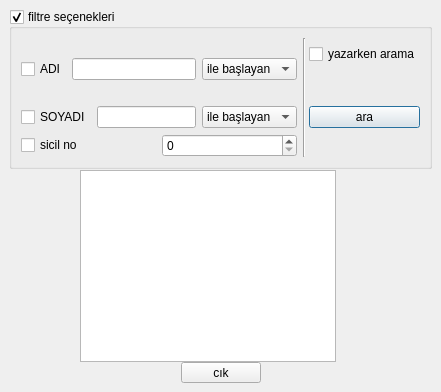
Old version of the form Gorsel/formlar/listeleme/ogretmenlistesi.ui in the repository sadededeoglu/okulprojesi.
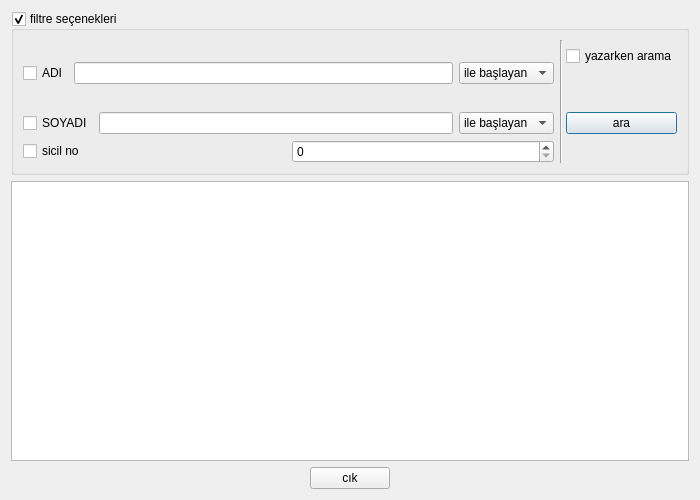
New version of the form.

Diff of the .ui file:
```diff
--- a/Gorsel/formlar/listeleme/ogretmenlistesi.ui
+++ b/Gorsel/formlar/listeleme/ogretmenlistesi.ui
@@ -6,28 +6,30 @@
    <rect>
     <x>0</x>
     <y>0</y>
-    <width>441</width>
-    <height>392</height>
+    <width>700</width>
+    <height>500</height>
    </rect>
   </property>
+  <property name="minimumSize">
+   <size>
+    <width>700</width>
+    <height>500</height>
+   </size>
+  </property>
   <property name="maximumSize">
    <size>
-    <width>441</width>
-    <height>704</height>
+    <width>700</width>
+    <height>700</height>
    </size>
   </property>
   <property name="windowTitle">
    <string>Dialog</string>
   </property>
+  <layout class="QGridLayout" name="gridLayout_3">
+   <item row="0" column="0">
+    <layout class="QGridLayout" name="gridLayout_2">
+     <item row="0" column="0">
   <widget class="QGroupBox" name="groupBox">
-   <property name="geometry">
-    <rect>
-     <x>9</x>
-     <y>9</y>
-     <width>423</width>
-     <height>160</height>
-    </rect>
-   </property>
    <property name="title">
     <string>filtre seçenekleri</string>
    </property>
@@ -155,29 +157,50 @@
     </item>
    </layout>
   </widget>
+     </item>
+     <item row="1" column="0">
+      <widget class="QTableWidget" name="tableWidget_ogretmen"/>
+     </item>
+    </layout>
+   </item>
+   <item row="1" column="0">
+    <layout class="QHBoxLayout" name="horizontalLayout_4">
+     <item>
+      <spacer name="horizontalSpacer_2">
+       <property name="orientation">
+        <enum>Qt::Horizontal</enum>
+       </property>
+       <property name="sizeHint" stdset="0">
+        <size>
+         <width>40</width>
+         <height>20</height>
+        </size>
+       </property>
+      </spacer>
+     </item>
+     <item>
   <widget class="QPushButton" name="pushButton">
-   <property name="geometry">
-    <rect>
-     <x>181</x>
-     <y>362</y>
-     <width>80</width>
-     <height>21</height>
-    </rect>
-   </property>
    <property name="text">
     <string>cık</string>
    </property>
   </widget>
-  <widget class="QTableWidget" name="tableWidget_ogretmen">
-   <property name="geometry">
-    <rect>
-     <x>80</x>
-     <y>170</y>
-     <width>256</width>
-     <height>192</height>
-    </rect>
-   </property>
-  </widget>
+     </item>
+     <item>
+      <spacer name="horizontalSpacer">
+       <property name="orientation">
+        <enum>Qt::Horizontal</enum>
+       </property>
+       <property name="sizeHint" stdset="0">
+        <size>
+         <width>40</width>
+         <height>20</height>
+        </size>
+       </property>
+      </spacer>
+     </item>
+    </layout>
+   </item>
+  </layout>
  </widget>
  <tabstops>
   <tabstop>checkBox_adi</tabstop>
```
Lines whose indentation alone changed are shown as unchanged.
